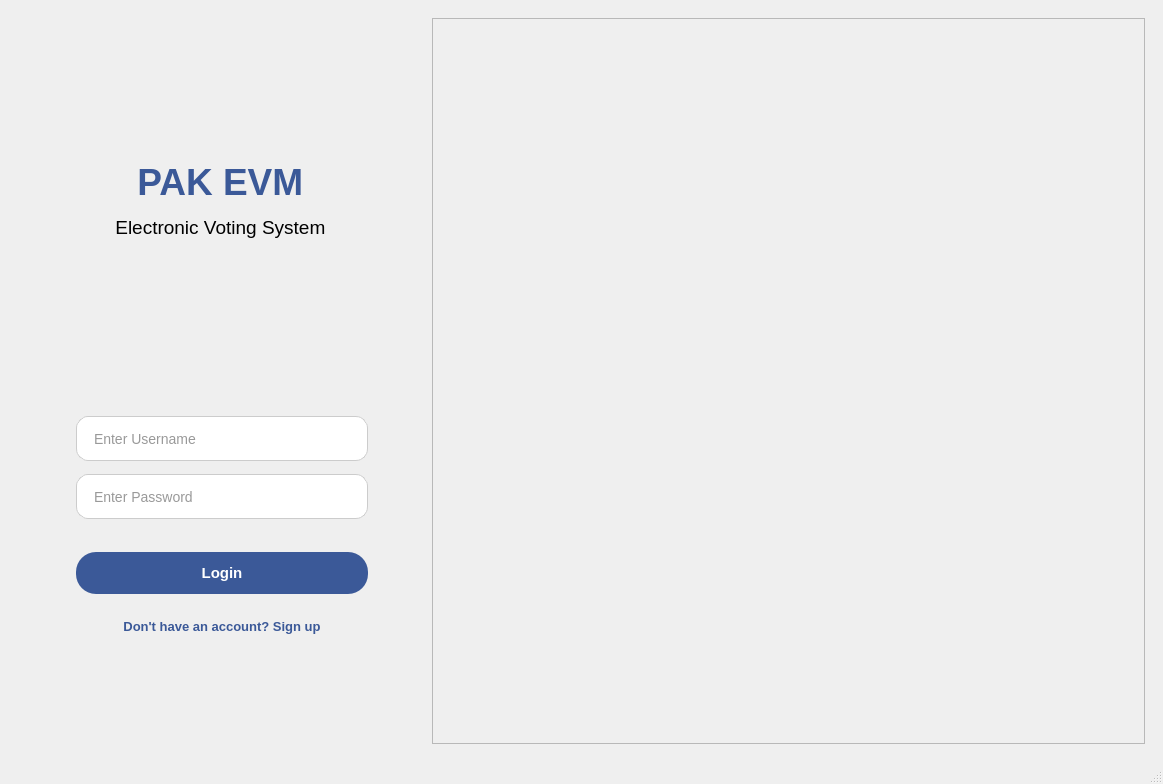
Before: the Qt Designer form online_voting_app/mainwindow.ui in goblegue/pak.evm, drawn with Qt 5.
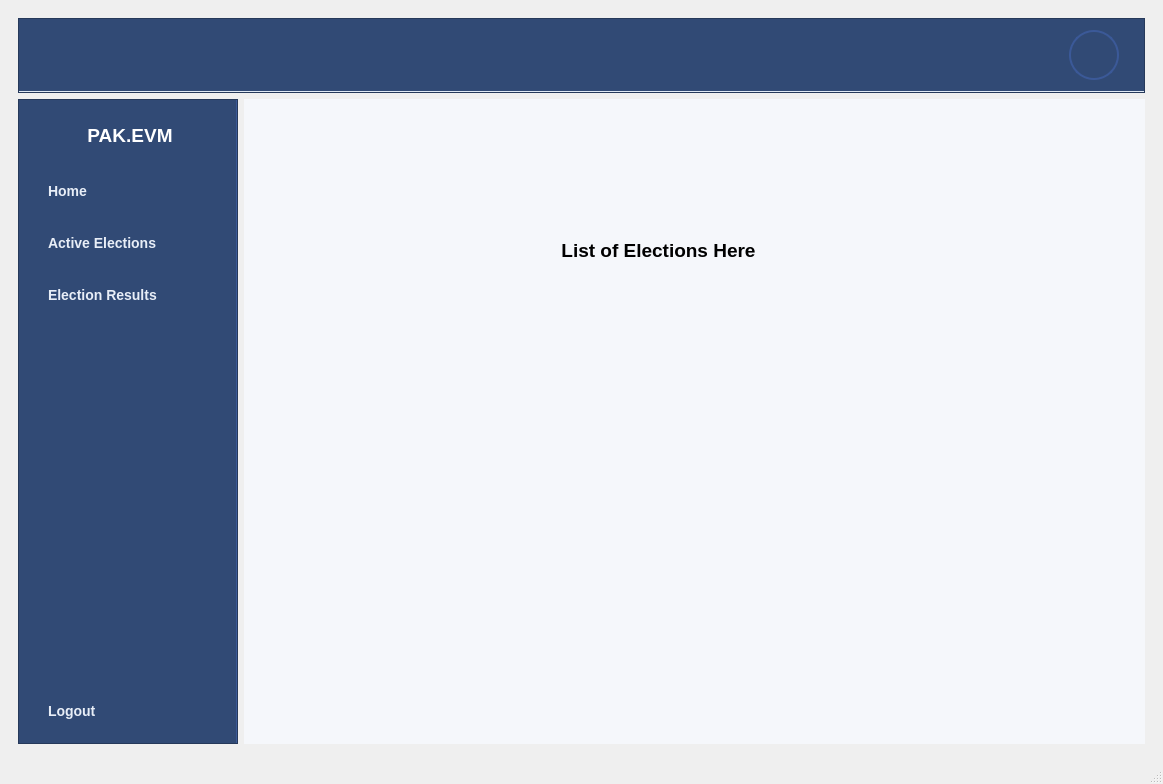
After: the same form once the commit is applied. Icons and pictures are not drawn.

Commit message: user DashBoard layout

Diff of the .ui file:
```diff
--- a/online_voting_app/mainwindow.ui
+++ b/online_voting_app/mainwindow.ui
@@ -17,7 +17,7 @@
    <string notr="true">/* =======================================================
    1. LEFT FRAMES (Gradient Background for both pages)
 ======================================================= */
-QFrame#leftLoginFrame, QFrame#leftSignupFrame,QFrame#waitingFrame {
+QFrame#leftLoginFrame, QFrame#leftSignupFrame, QFrame#waitingFrame {
     background: qlineargradient(x1:0, y1:0, x2:1, y2:1, 
                                 stop:0 #ffffff, 
                                 stop:1 #e0eaf5);
@@ -32,7 +32,7 @@
 }
 
 /* =======================================================
-   3. PRIMARY ACTION BUTTONS (Login &amp; Register)
+   3. PRIMARY ACTION BUTTONS (Login, Register, Back)
       Smooth Solid Blue Pill shape
 ======================================================= */
 QPushButton#loginSubmitBtn, QPushButton#signupSubmitBtn, QPushButton#adminWaitBackBtn {
@@ -45,7 +45,7 @@
     font-weight: bold;
 }
 
-QPushButton#loginSubmitBtn:hover, QPushButton#signupSubmitBtn:hover, QPushButton#adminWaitBackBtn {
+QPushButton#loginSubmitBtn:hover, QPushButton#signupSubmitBtn:hover, QPushButton#adminWaitBackBtn:hover {
     background-color: #4b6ea8; 
 }
 
@@ -79,7 +79,6 @@
 /* =======================================================
    5. ALL TEXT INPUTS (User, Pass, Email, etc.)
 ======================================================= */
-/* By omitting the #ID, this automatically styles EVERY QLineEdit on EVERY page! */
 QLineEdit {
     background-color: #ffffff;
     border: 1px solid #cccccc;
@@ -92,12 +91,94 @@
 QLineEdit:focus {
     border: 2px solid #3b5998; 
     background-color: #fbfcff;
+}
+
+/* =======================================================
+   6. DASHBOARD SIDEBAR (User &amp; Admin)
+======================================================= */
+/* The dark sidebar container */
+QFrame#userSidebarFrame, QFrame#adminSidebarFrame {
+    background-color: #314a75; /* A much lighter, smoother slate-blue */
+    border-right: 2px solid #3b5998;
+}
+
+/* Sidebar Title Labels (e.g., &quot;VOTER MENU&quot;) */
+QFrame#userSidebarFrame QLabel, QFrame#adminSidebarFrame QLabel {
+    color: white;
+    font-size: 16px;
+    font-weight: bold;
+    padding: 15px;
+}
+
+/* Sidebar Navigation Buttons */
+QFrame#userSidebarFrame QPushButton, QFrame#adminSidebarFrame QPushButton {
+    background-color: transparent; 
+    color: #e8eef7; /* Slightly brighter text to keep high contrast */
+    text-align: left; /* Flushes text to the left */
+    padding: 15px 20px; /* Taller padding for easy clicking */
+    font-size: 14px;
+    font-weight: bold;
+    border: none;
+    border-radius: 0px; /* Removes pill shape for sidebar items */
+}
+
+/* Sidebar Hover Effect */
+QFrame#userSidebarFrame QPushButton:hover, QFrame#adminSidebarFrame QPushButton:hover {
+    background-color: #4b6ea8; /* Boosted hover color so it stands out against the new background */
+    color: white;
+    border-left: 5px solid #ffffff; /* Cool white indicator bar on the left edge */
+}
+
+/* Sidebar Pressed Effect */
+QFrame#userSidebarFrame QPushButton:pressed, QFrame#adminSidebarFrame QPushButton:pressed {
+    background-color: #263a5c; /* Darkens nicely when clicked */
+}
+
+/* =======================================================
+   8. PROFILE TOP BAR
+======================================================= */
+/* The Avatar Button */
+QPushButton#profilePicBtn {
+    background-color: transparent;
+    border: 2px solid #3b5998; /* A nice blue ring around the profile pic */
+    border-radius: 25px; /* Makes it a perfect circle (assuming 50x50 size) */
+}
+QPushButton#profilePicBtn:hover {
+    border: 2px solid #4b6ea8; /* Lighter blue glow on hover */
+}
+
+/* The Name Label */
+QLabel#userNameLabel {
+    color: #ffffff; /* Assuming this is on a light background now. If dark, use 'white' */
+    font-size: 16px;
+    font-weight: bold;
+}
+
+
+/* =======================================================
+   10. DASHBOARD LAYOUT BACKGROUNDS
+======================================================= */
+
+/* The Top Navigation Bar (Holding Name and Profile Pic) */
+QFrame#topNavbarFrame {
+    background-color: #314a75; /* Crisp white background */
+    border-bottom: 2px solid #e0eaf5; /* Subtle grey-blue line separating header from content */
+}
+
+/* The Nested Inner Stack (Where the actual dashboard content goes) */
+QStackedWidget#userContentStack, QStackedWidget#adminContentStack {
+    background-color: #f5f7fb; /* Very soft grey/blue so the white cards/widgets pop out */
+}
+
+/* Ensure the Inner Pages themselves are also transparent so the stack color shows */
+QWidget#userInnerPage_Home, QWidget#userInnerPage_Elections, QWidget#userInnerPage_Results {
+    background-color: transparent; 
 }</string>
   </property>
   <widget class="QWidget" name="centralwidget">
-   <layout class="QGridLayout" name="gridLayout_4">
-    <item row="0" column="0">
-     <widget class="QStackedWidget" name="stackedWidget">
+   <layout class="QVBoxLayout" name="verticalLayout_3">
+    <item>
+     <widget class="QStackedWidget" name="MainStack">
       <property name="enabled">
        <bool>true</bool>
       </property>
@@ -105,7 +186,7 @@
        <string notr="true"/>
       </property>
       <property name="currentIndex">
-       <number>0</number>
+       <number>3</number>
       </property>
       <widget class="QWidget" name="page">
        <layout class="QHBoxLayout" name="horizontalLayout_3">
@@ -143,15 +224,7 @@
            <item row="1" column="1">
             <widget class="QLabel" name="label_2">
              <property name="text">
-              <string>&lt;html&gt;&lt;head/&gt;&lt;body&gt;
-    &lt;p align=&quot;center&quot;&gt;
-        &lt;span style=&quot;font-size:28pt; font-weight:700; color:#3b5998;&quot;&gt;PAK EVM&lt;/span&gt;
-    &lt;/p&gt;
-    
-    &lt;p align=&quot;center&quot;&gt;
-        &lt;span style=&quot;font-size:14pt; font-weight:400; color:#000000;&quot;&gt;Electronic Voting System&lt;/span&gt;
-    &lt;/p&gt;
-&lt;/body&gt;&lt;/html&gt;</string>
+              <string>&lt;html&gt;&lt;head/&gt;&lt;body&gt;&lt;p align=&quot;center&quot;&gt;&lt;span style=&quot; font-size:28pt; font-weight:700; color:#3b5998;&quot;&gt;PAK EVM&lt;/span&gt;&lt;/p&gt;&lt;p align=&quot;center&quot;&gt;&lt;span style=&quot; font-size:14pt; color:#000000;&quot;&gt;Electronic Voting System&lt;/span&gt;&lt;/p&gt;&lt;/body&gt;&lt;/html&gt;</string>
              </property>
             </widget>
            </item>
@@ -611,6 +684,202 @@
         </item>
        </layout>
       </widget>
+      <widget class="QWidget" name="UserDashPage">
+       <layout class="QVBoxLayout" name="verticalLayout_4">
+        <item>
+         <widget class="QFrame" name="topNavbarFrame">
+          <property name="minimumSize">
+           <size>
+            <width>0</width>
+            <height>75</height>
+           </size>
+          </property>
+          <property name="maximumSize">
+           <size>
+            <width>16777215</width>
+            <height>75</height>
+           </size>
+          </property>
+          <property name="frameShape">
+           <enum>QFrame::StyledPanel</enum>
+          </property>
+          <property name="frameShadow">
+           <enum>QFrame::Raised</enum>
+          </property>
+          <layout class="QGridLayout" name="gridLayout_7">
+           <item row="0" column="2">
+            <widget class="QLabel" name="userNameLabel">
+             <property name="text">
+              <string/>
+             </property>
+            </widget>
+           </item>
+           <item row="0" column="0">
+            <spacer name="horizontalSpacer_5">
+             <property name="orientation">
+              <enum>Qt::Horizontal</enum>
+             </property>
+             <property name="sizeHint" stdset="0">
+              <size>
+               <width>1042</width>
+               <height>20</height>
+              </size>
+             </property>
+            </spacer>
+           </item>
+           <item row="0" column="1">
+            <widget class="QPushButton" name="profilePicBtn">
+             <property name="minimumSize">
+              <size>
+               <width>50</width>
+               <height>50</height>
+              </size>
+             </property>
+             <property name="maximumSize">
+              <size>
+               <width>50</width>
+               <height>50</height>
+              </size>
+             </property>
+             <property name="text">
+              <string/>
+             </property>
+            </widget>
+           </item>
+          </layout>
+         </widget>
+        </item>
+        <item>
+         <layout class="QHBoxLayout" name="horizontalLayout">
+          <item>
+           <widget class="QFrame" name="userSidebarFrame">
+            <property name="minimumSize">
+             <size>
+              <width>220</width>
+              <height>0</height>
+             </size>
+            </property>
+            <property name="maximumSize">
+             <size>
+              <width>220</width>
+              <height>16777215</height>
+             </size>
+            </property>
+            <property name="frameShape">
+             <enum>QFrame::StyledPanel</enum>
+            </property>
+            <property name="frameShadow">
+             <enum>QFrame::Raised</enum>
+            </property>
+            <layout class="QVBoxLayout" name="verticalLayout_2">
+             <item>
+              <widget class="QLabel" name="label_3">
+               <property name="text">
+                <string>&lt;html&gt;&lt;head/&gt;&lt;body&gt;&lt;p align=&quot;center&quot;&gt;&lt;span style=&quot; font-size:14pt; font-weight:700; color:#ffffff;&quot;&gt;PAK.EVM&lt;/span&gt;&lt;/p&gt;&lt;/body&gt;&lt;/html&gt;</string>
+               </property>
+              </widget>
+             </item>
+             <item>
+              <widget class="QPushButton" name="btnUserHome">
+               <property name="text">
+                <string>Home</string>
+               </property>
+              </widget>
+             </item>
+             <item>
+              <widget class="QPushButton" name="btnUserElections">
+               <property name="text">
+                <string>Active Elections</string>
+               </property>
+              </widget>
+             </item>
+             <item>
+              <widget class="QPushButton" name="btnUserResults">
+               <property name="text">
+                <string>Election Results</string>
+               </property>
+              </widget>
+             </item>
+             <item>
+              <spacer name="verticalSpacer_10">
+               <property name="orientation">
+                <enum>Qt::Vertical</enum>
+               </property>
+               <property name="sizeHint" stdset="0">
+                <size>
+                 <width>20</width>
+                 <height>413</height>
+                </size>
+               </property>
+              </spacer>
+             </item>
+             <item>
+              <widget class="QPushButton" name="btnUserLogout">
+               <property name="text">
+                <string>Logout</string>
+               </property>
+              </widget>
+             </item>
+            </layout>
+           </widget>
+          </item>
+          <item>
+           <widget class="QStackedWidget" name="userContentStack">
+            <property name="currentIndex">
+             <number>1</number>
+            </property>
+            <widget class="QWidget" name="userInnerPage_Home">
+             <widget class="QLabel" name="label_6">
+              <property name="geometry">
+               <rect>
+                <x>330</x>
+                <y>90</y>
+                <width>231</width>
+                <height>41</height>
+               </rect>
+              </property>
+              <property name="text">
+               <string>&lt;html&gt;&lt;head/&gt;&lt;body&gt;&lt;p align=&quot;center&quot;&gt;&lt;span style=&quot; font-size:14pt; font-weight:700; color:#000000;&quot;&gt;Welcome Voter&lt;/span&gt;&lt;/p&gt;&lt;/body&gt;&lt;/html&gt;</string>
+              </property>
+             </widget>
+            </widget>
+            <widget class="QWidget" name="userInnerPage_Elections">
+             <widget class="QLabel" name="label_5">
+              <property name="geometry">
+               <rect>
+                <x>300</x>
+                <y>140</y>
+                <width>229</width>
+                <height>23</height>
+               </rect>
+              </property>
+              <property name="text">
+               <string>&lt;html&gt;&lt;head/&gt;&lt;body&gt;&lt;p align=&quot;center&quot;&gt;&lt;span style=&quot; font-size:14pt; font-weight:700; color:#000000;&quot;&gt;List of Elections Here&lt;/span&gt;&lt;/p&gt;&lt;/body&gt;&lt;/html&gt;</string>
+              </property>
+             </widget>
+            </widget>
+            <widget class="QWidget" name="userInnerPage_Results">
+             <widget class="QLabel" name="label_7">
+              <property name="geometry">
+               <rect>
+                <x>340</x>
+                <y>120</y>
+                <width>131</width>
+                <height>41</height>
+               </rect>
+              </property>
+              <property name="text">
+               <string>&lt;html&gt;&lt;head/&gt;&lt;body&gt;&lt;p align=&quot;center&quot;&gt;&lt;span style=&quot; font-size:14pt; font-weight:700; color:#000000;&quot;&gt;Results!&lt;/span&gt;&lt;/p&gt;&lt;/body&gt;&lt;/html&gt;</string>
+              </property>
+             </widget>
+            </widget>
+           </widget>
+          </item>
+         </layout>
+        </item>
+       </layout>
+      </widget>
+      <widget class="QWidget" name="AdminDashPage"/>
      </widget>
     </item>
    </layout>
```
Left out of the diff: 6 changed lines with no effect on the pictures. The commit also changes 2 other files.
